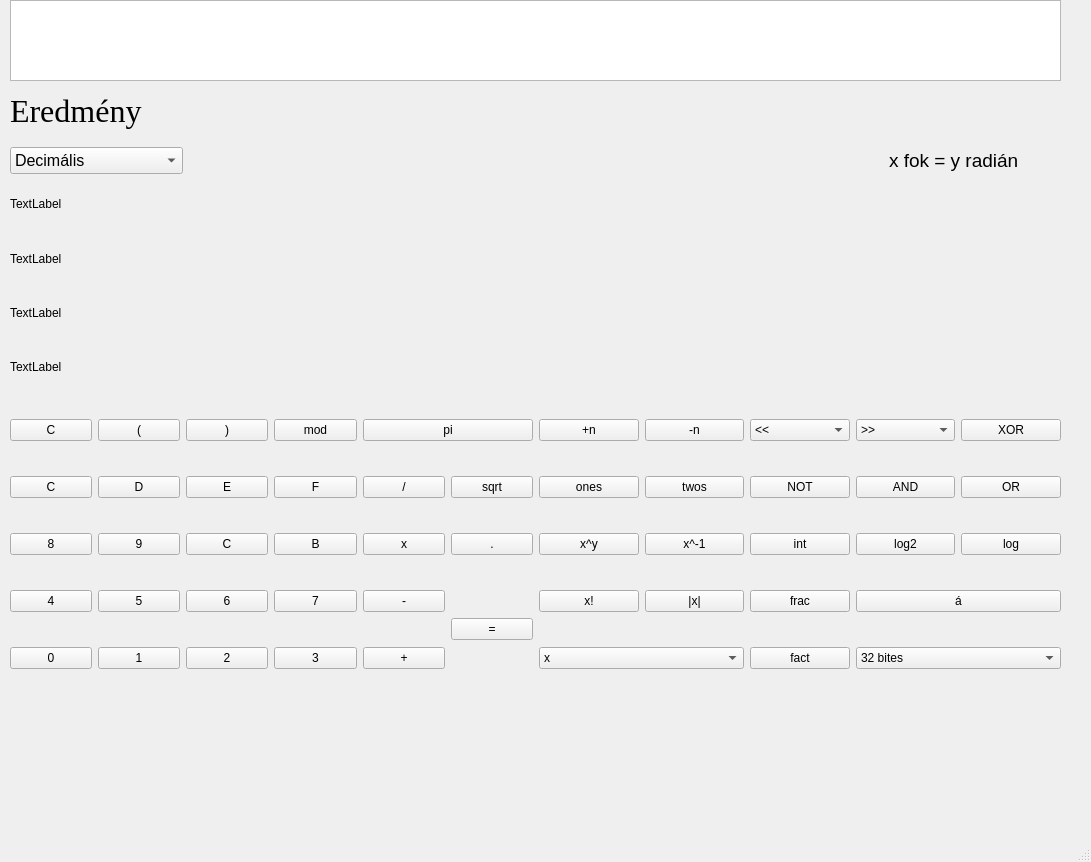
The window that UI_files/Programmer_calc.ui (Ilonczai-Andras/Mernoki-szamologep-szakdolgozat) describes before a commit, drawn with Qt 5.
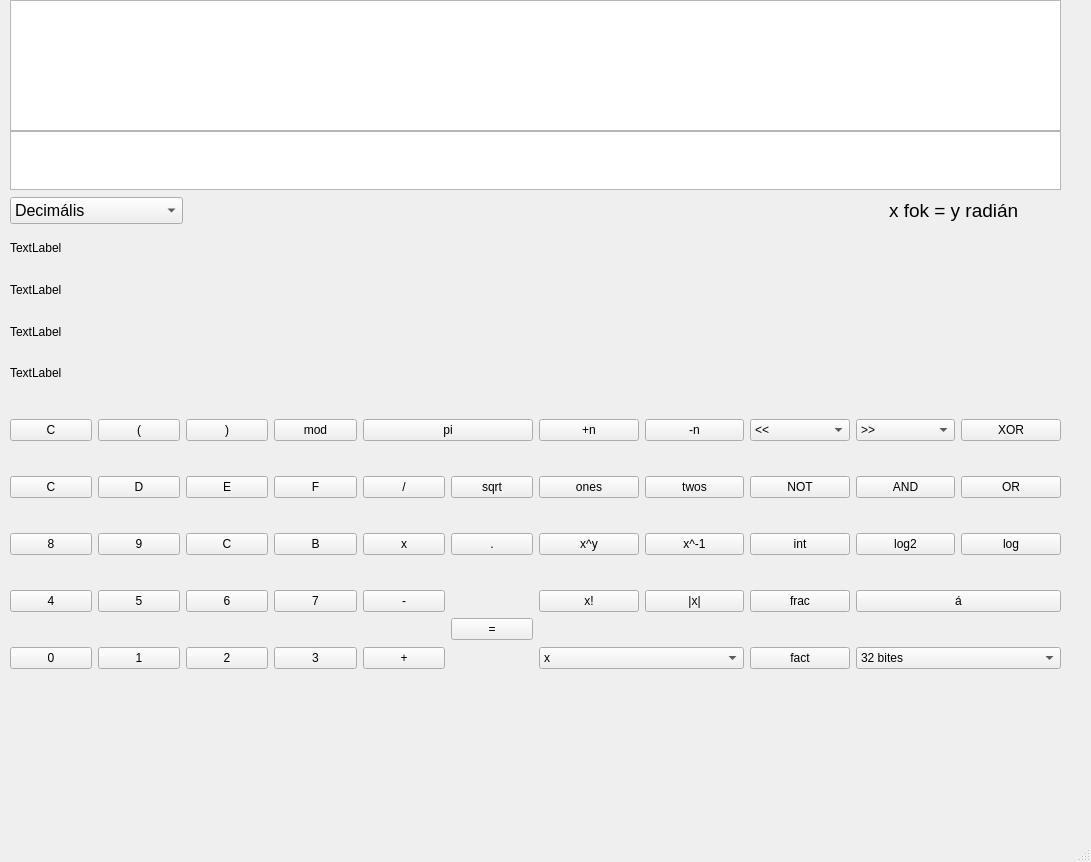
The same window after the commit.

What changed in the file:
```diff
--- a/UI_files/Programmer_calc.ui
+++ b/UI_files/Programmer_calc.ui
@@ -21,7 +21,7 @@
     <property name="geometry">
      <rect>
       <x>10</x>
-      <y>80</y>
+      <y>130</y>
       <width>1051</width>
       <height>61</height>
      </rect>
@@ -48,7 +48,7 @@
       <x>10</x>
       <y>0</y>
       <width>1051</width>
-      <height>81</height>
+      <height>131</height>
      </rect>
     </property>
     <layout class="QHBoxLayout" name="horizontalLayout">
@@ -61,9 +61,9 @@
     <property name="geometry">
      <rect>
       <x>10</x>
-      <y>180</y>
+      <y>230</y>
       <width>1051</width>
-      <height>211</height>
+      <height>161</height>
      </rect>
     </property>
     <layout class="QVBoxLayout" name="verticalLayout">
@@ -101,7 +101,7 @@
     <property name="geometry">
      <rect>
       <x>10</x>
-      <y>140</y>
+      <y>190</y>
       <width>1051</width>
       <height>41</height>
      </rect>
@@ -536,6 +536,16 @@
      </item>
     </layout>
    </widget>
+   <widget class="QListView" name="listView">
+    <property name="geometry">
+     <rect>
+      <x>10</x>
+      <y>131</y>
+      <width>1051</width>
+      <height>59</height>
+     </rect>
+    </property>
+   </widget>
   </widget>
   <widget class="QMenuBar" name="menubar">
    <property name="geometry">
```
Left out of the diff: 260 changed lines with no effect on the pictures.
